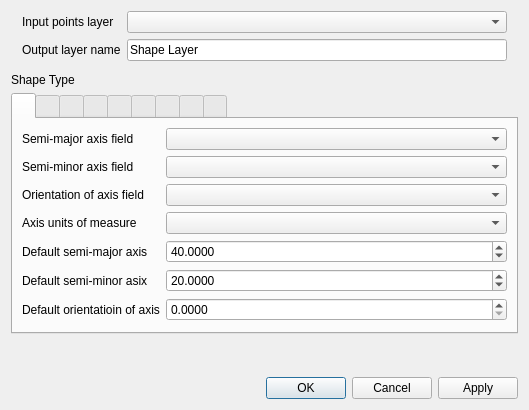
This is vector2Shape.ui in NationalSecurityAgency/qgis-shapetools-plugin as Qt 5 draws it before an edit. The edited form follows.
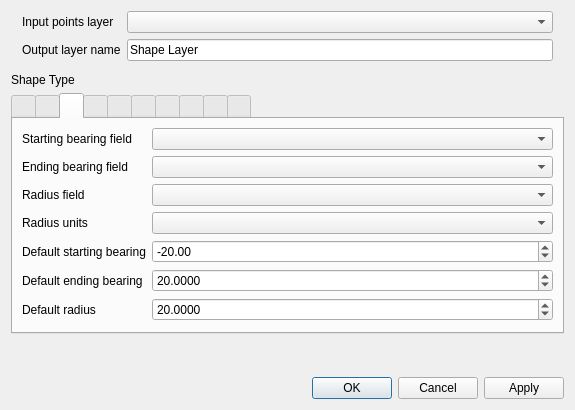
This is the edited form. The open tabs and pages were chosen to show the change. Custom widgets are drawn as their Qt base class.

Commit message: Add pie shape

Diff of the .ui file:
```diff
--- a/vector2Shape.ui
+++ b/vector2Shape.ui
@@ -6,7 +6,7 @@
    <rect>
     <x>0</x>
     <y>0</y>
-    <width>529</width>
+    <width>575</width>
     <height>410</height>
    </rect>
   </property>
@@ -302,6 +302,119 @@
        </item>
       </layout>
      </widget>
+     <widget class="QWidget" name="pie">
+      <attribute name="title">
+       <string/>
+      </attribute>
+      <attribute name="toolTip">
+       <string>Pie Wedge</string>
+      </attribute>
+      <layout class="QFormLayout" name="formLayout_11">
+       <item row="0" column="0">
+        <widget class="QLabel" name="label_47">
+         <property name="text">
+          <string>Starting bearing field</string>
+         </property>
+        </widget>
+       </item>
+       <item row="0" column="1">
+        <widget class="QComboBox" name="pieBearingStartComboBox"/>
+       </item>
+       <item row="1" column="0">
+        <widget class="QLabel" name="label_48">
+         <property name="text">
+          <string>Ending bearing field</string>
+         </property>
+        </widget>
+       </item>
+       <item row="1" column="1">
+        <widget class="QComboBox" name="pieBearingEndComboBox"/>
+       </item>
+       <item row="2" column="0">
+        <widget class="QLabel" name="label_49">
+         <property name="text">
+          <string>Radius field</string>
+         </property>
+        </widget>
+       </item>
+       <item row="2" column="1">
+        <widget class="QComboBox" name="pieDistanceComboBox"/>
+       </item>
+       <item row="3" column="0">
+        <widget class="QLabel" name="label_50">
+         <property name="text">
+          <string>Radius units</string>
+         </property>
+        </widget>
+       </item>
+       <item row="3" column="1">
+        <widget class="QComboBox" name="pieUnitOfDistanceComboBox"/>
+       </item>
+       <item row="4" column="0">
+        <widget class="QLabel" name="label_51">
+         <property name="text">
+          <string>Default starting bearing</string>
+         </property>
+        </widget>
+       </item>
+       <item row="4" column="1">
+        <widget class="QDoubleSpinBox" name="pieBearingStartSpinBox">
+         <property name="minimum">
+          <double>-360.000000000000000</double>
+         </property>
+         <property name="maximum">
+          <double>360.000000000000000</double>
+         </property>
+         <property name="value">
+          <double>-20.000000000000000</double>
+         </property>
+        </widget>
+       </item>
+       <item row="5" column="0">
+        <widget class="QLabel" name="label_52">
+         <property name="text">
+          <string>Default ending bearing</string>
+         </property>
+        </widget>
+       </item>
+       <item row="5" column="1">
+        <widget class="QDoubleSpinBox" name="pieBearingEndSpinBox">
+         <property name="decimals">
+          <number>4</number>
+         </property>
+         <property name="minimum">
+          <double>-360.000000000000000</double>
+         </property>
+         <property name="maximum">
+          <double>360.000000000000000</double>
+         </property>
+         <property name="value">
+          <double>20.000000000000000</double>
+         </property>
+        </widget>
+       </item>
+       <item row="6" column="0">
+        <widget class="QLabel" name="label_53">
+         <property name="text">
+          <string>Default radius</string>
+         </property>
+        </widget>
+       </item>
+       <item row="6" column="1">
+        <widget class="QDoubleSpinBox" name="pieDefaultDistanceSpinBox">
+         <property name="decimals">
+          <number>4</number>
+         </property>
+         <property name="maximum">
+          <double>1000000000.000000000000000</double>
+         </property>
+         <property name="value">
+          <double>20.000000000000000</double>
+         </property>
+        </widget>
+       </item>
+      </layout>
+     </widget>
      <widget class="QWidget" name="polygon">
       <attribute name="title">
        <string/>
```
The commit also changes 1 other file.
